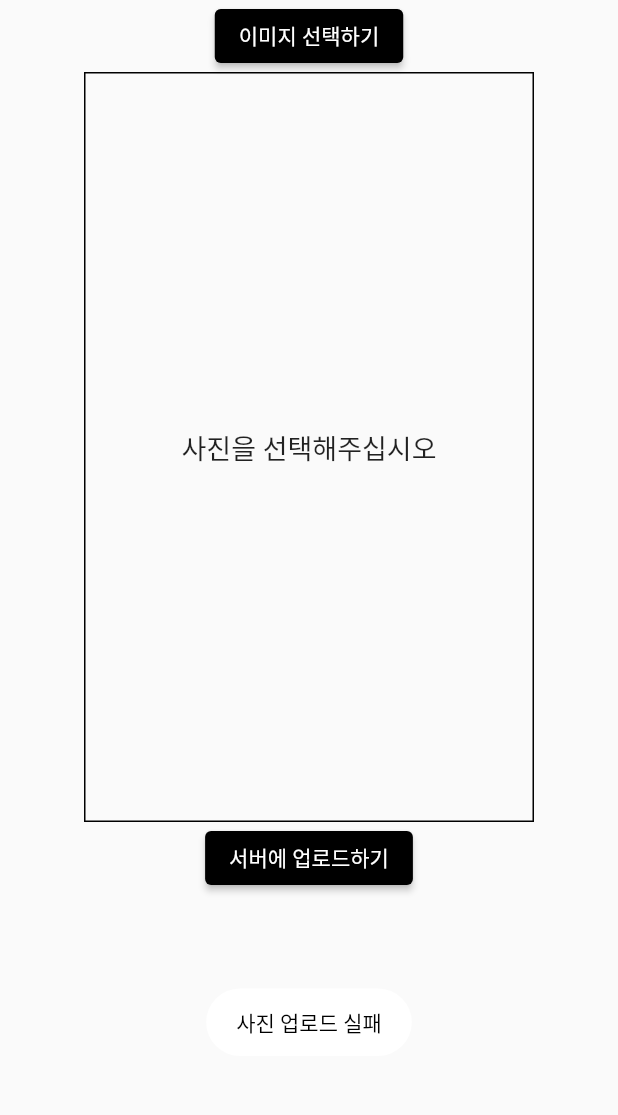
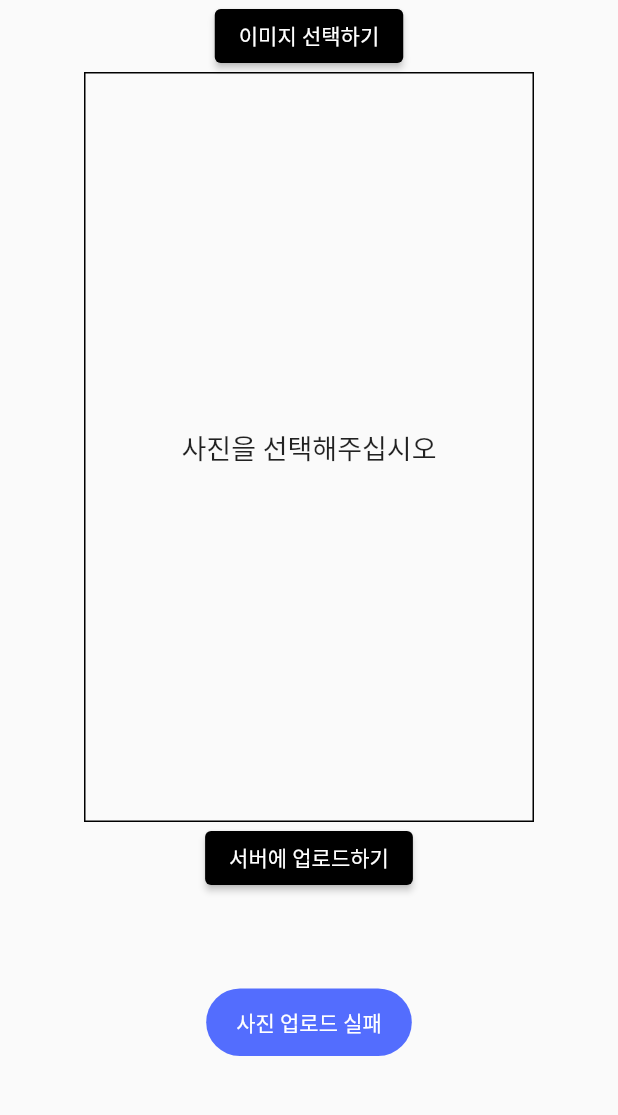
Before and after one commit to 9somang/Check-this-out_app, a Flutter app: the CheckPage screen opened directly, after a tap on "서버에 업로드하기", on a phone screen of 412 x 824 dp, the part 84-1199 px from its top. Run offline on Flutter 3.47's test engine with Material 2 defaults, Android fonts, the phone set to English and light mode, and no system bars; our stand-ins replace dio, fluttertoast, get, image_picker, qr_flutter; Roboto replaces fonts that are missing (Jua).

Commit message:
Finish
111

```diff
--- a/lib/check.dart
+++ b/lib/check.dart
@@ -123,7 +123,7 @@ class _CheckpageState extends State<CheckPage>{
                     showToast('사진 업로드 성공');
                     Get.to(HomePage());
                   } else {
-                    showToast('사진 업로드 실패');
+                    showToast('사진 업로드 실패\n 다시 선택해 주세요');
                   }
                 }else {
                   return showToast('사진 업로드 실패');
@@ -145,8 +145,8 @@ class _CheckpageState extends State<CheckPage>{
   void showToast(String message) {
     Fluttertoast.showToast(
         msg: message,
-        backgroundColor: Colors.white,
-        textColor: Colors.black,
+        backgroundColor: Colors.indigoAccent,
+        textColor: Colors.white,
         toastLength: Toast.LENGTH_LONG,
         gravity: ToastGravity.BOTTOM
     );
--- a/lib/main.dart
+++ b/lib/main.dart
@@ -11,7 +11,7 @@ class MyApp extends StatelessWidget{
   Widget build(BuildContext context) {
     return GetMaterialApp(
       theme: ThemeData(fontFamily: 'Jua'),
-      home: HomePage(), // 테스트시 이곳 바꾸면 됨.. LoginPage 또는 Homepage
+      home: LoginPage(), // 테스트시 이곳 바꾸면 됨.. LoginPage 또는 Homepage
     );
 
   }
--- a/lib/view/custom_text_form_field.dart
+++ b/lib/view/custom_text_form_field.dart
@@ -23,7 +23,7 @@ class CustomTextFormField extends StatelessWidget {
           cursorColor: Colors.white,
           controller: controller,
           validator:  funValidator,
-          obscureText: hint=="Password" ? true : false,
+          obscureText: hint=="비밀번호" ? true : false,
           decoration: InputDecoration(
             labelText: '$hint',
             hintText: "Enter $hint",
```
Also changed, not shown: lib/userinfo.dart (+1 -7 lines).
